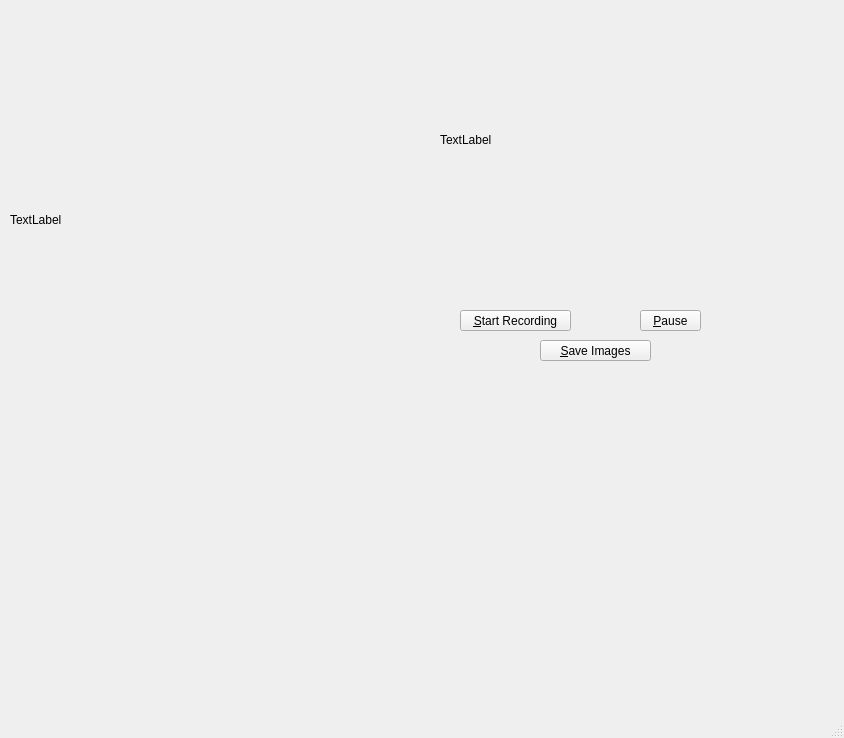
The window that enph353/enph353_utils/scripts/robot_view/robot_view.ui (ELM-ERS/ENPH353_Comp) describes before a commit, drawn with Qt 5.
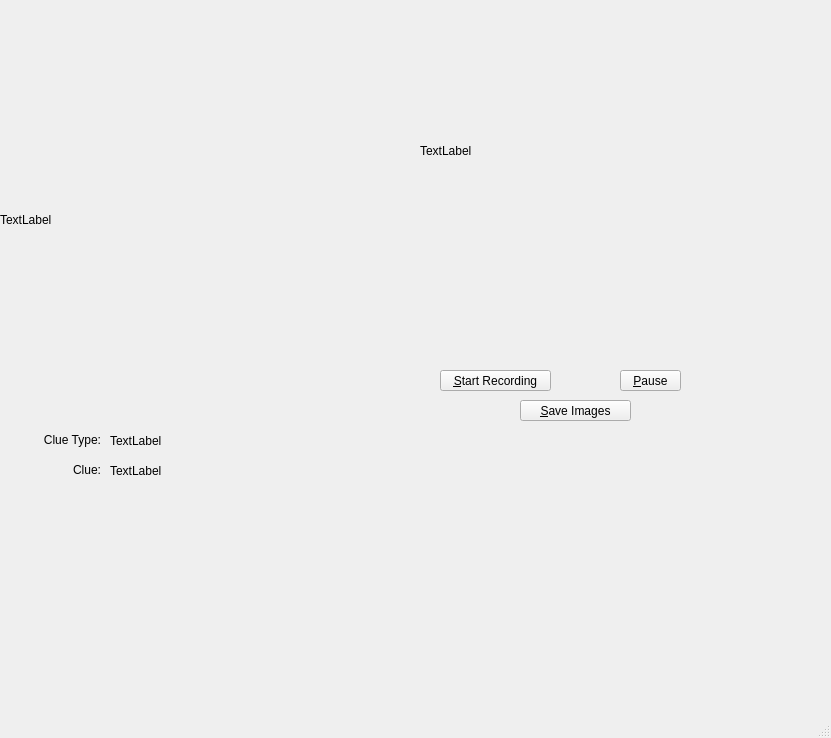
The same window after the commit.

Commit message: Sucessfully reading clues and turning them into stringsgit status!

Patch:
```diff
--- a/enph353/enph353_utils/scripts/robot_view/robot_view.ui
+++ b/enph353/enph353_utils/scripts/robot_view/robot_view.ui
@@ -6,7 +6,7 @@
    <rect>
     <x>0</x>
     <y>0</y>
-    <width>844</width>
+    <width>831</width>
     <height>738</height>
    </rect>
   </property>
@@ -17,8 +17,8 @@
    <widget class="QPushButton" name="recording_button">
     <property name="geometry">
      <rect>
-      <x>460</x>
-      <y>310</y>
+      <x>440</x>
+      <y>370</y>
       <width>111</width>
       <height>21</height>
      </rect>
@@ -33,10 +33,10 @@
     </property>
     <property name="geometry">
      <rect>
-      <x>440</x>
+      <x>420</x>
       <y>20</y>
-      <width>320</width>
-      <height>240</height>
+      <width>400</width>
+      <height>261</height>
      </rect>
     </property>
     <property name="minimumSize">
@@ -58,7 +58,7 @@
    <widget class="QLabel" name="live_image_label">
     <property name="geometry">
      <rect>
-      <x>10</x>
+      <x>0</x>
       <y>20</y>
       <width>400</width>
       <height>400</height>
@@ -71,8 +71,8 @@
    <widget class="QPushButton" name="save_images_button">
     <property name="geometry">
      <rect>
-      <x>540</x>
-      <y>340</y>
+      <x>520</x>
+      <y>400</y>
       <width>111</width>
       <height>21</height>
      </rect>
@@ -84,8 +84,8 @@
    <widget class="QPushButton" name="pause_button">
     <property name="geometry">
      <rect>
-      <x>640</x>
-      <y>310</y>
+      <x>620</x>
+      <y>370</y>
       <width>61</width>
       <height>21</height>
      </rect>
@@ -94,6 +94,64 @@
      <string>&amp;Pause</string>
     </property>
    </widget>
+   <widget class="QLabel" name="clue_type_display_label">
+    <property name="geometry">
+     <rect>
+      <x>20</x>
+      <y>430</y>
+      <width>81</width>
+      <height>20</height>
+     </rect>
+    </property>
+    <property name="text">
+     <string>Clue Type:</string>
+    </property>
+    <property name="alignment">
+     <set>Qt::AlignRight|Qt::AlignTrailing|Qt::AlignVCenter</set>
+    </property>
+   </widget>
+   <widget class="QLabel" name="clue_type_label">
+    <property name="geometry">
+     <rect>
+      <x>110</x>
+      <y>430</y>
+      <width>251</width>
+      <height>21</height>
+     </rect>
+    </property>
+    <property name="text">
+     <string>TextLabel</string>
+    </property>
+   </widget>
+   <widget class="QLabel" name="clue_display_label">
+    <property name="geometry">
+     <rect>
+      <x>20</x>
+      <y>460</y>
+      <width>81</width>
+      <height>20</height>
+     </rect>
+    </property>
+    <property name="text">
+     <string>Clue:</string>
+    </property>
+    <property name="alignment">
+     <set>Qt::AlignRight|Qt::AlignTrailing|Qt::AlignVCenter</set>
+    </property>
+   </widget>
+   <widget class="QLabel" name="clue_label">
+    <property name="geometry">
+     <rect>
+      <x>110</x>
+      <y>460</y>
+      <width>251</width>
+      <height>21</height>
+     </rect>
+    </property>
+    <property name="text">
+     <string>TextLabel</string>
+    </property>
+   </widget>
   </widget>
   <widget class="QMenuBar" name="menubar">
    <property name="geometry">
```
Left out of the diff: 2 changed lines with no effect on the pictures. The commit also changes 2 other files.
